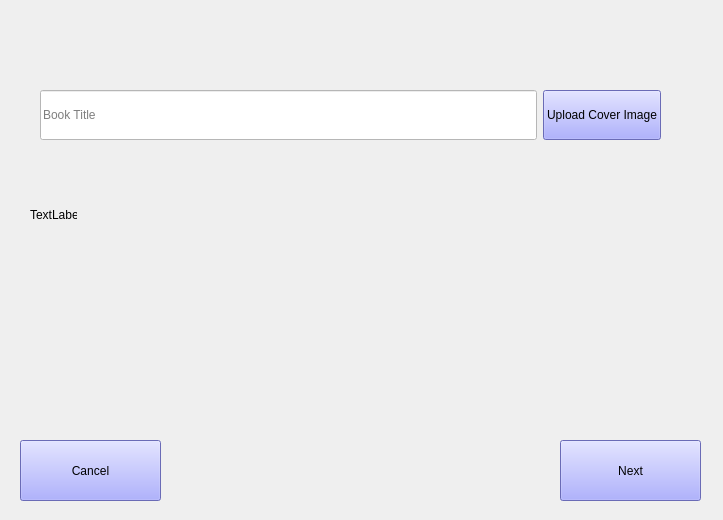
Qt form menus/create_menu/create_menu.ui (JoaoCarlosNascimento/HandSignLanguage) before a commit.
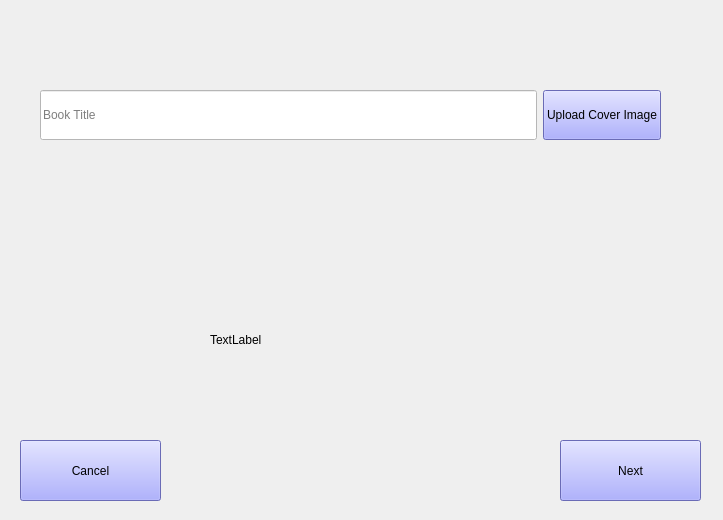
The same form after that commit.

Commit message:
menu de criar
aumentei o tamanho da imagem quando é selecionada uma capa de um livro

```diff
--- a/menus/create_menu/create_menu.ui
+++ b/menus/create_menu/create_menu.ui
@@ -108,16 +108,16 @@
   <widget class="QLabel" name="preview">
    <property name="geometry">
     <rect>
-     <x>30</x>
-     <y>180</y>
-     <width>47</width>
-     <height>69</height>
+     <x>210</x>
+     <y>190</y>
+     <width>300</width>
+     <height>300</height>
     </rect>
    </property>
    <property name="maximumSize">
     <size>
-     <width>100</width>
-     <height>100</height>
+     <width>300</width>
+     <height>300</height>
     </size>
    </property>
    <property name="frameShadow">
```
The commit also changes 1 other file.
